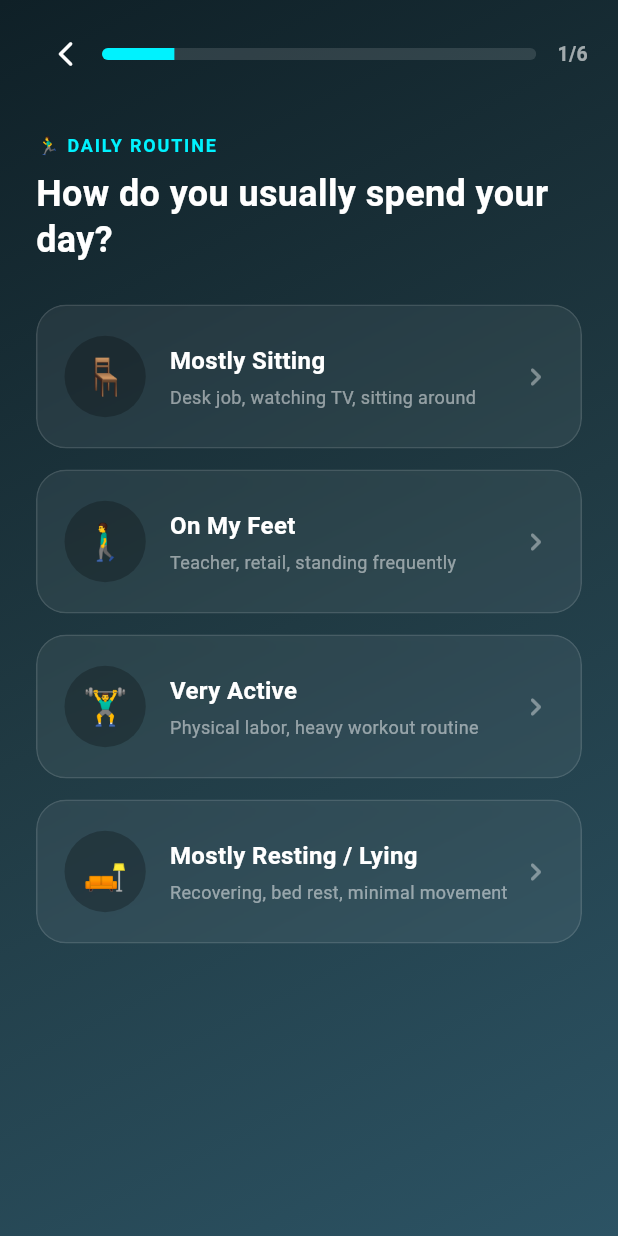
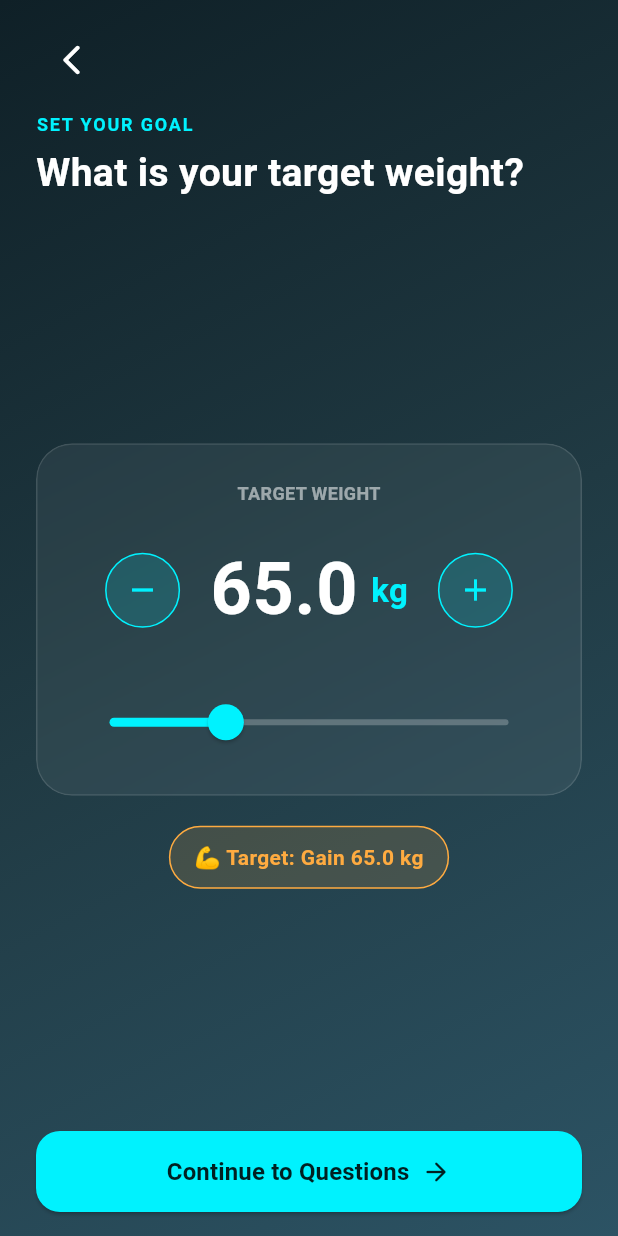
Before and after one commit to itsAlishbaa/Calories-dificit-app-flutter-, a Flutter app: the BmiGraphScreen screen opened directly with empty values, after a tap on "Finish Step 3", on a phone screen of 412 x 824 dp. Run offline on Flutter 3.47's test engine with Material 3 defaults, Android fonts, the phone set to English and light mode, and no system bars; our stand-ins replace fl_chart.

Commit message:
adding target weight screen

```diff
--- a/cal_app/lib/bmi_graph_screen.dart
+++ b/cal_app/lib/bmi_graph_screen.dart
@@ -1,6 +1,6 @@
 import 'dart:ui';
 import 'package:flutter/material.dart';
-import 'onboarding_quiz_code.dart';
+import 'target_weight_screen.dart'; // Target Weight Screen import ho gayi
 
 class BmiGraphScreen extends StatefulWidget {
   final double weightKg;
@@ -423,12 +423,15 @@ class _BmiGraphScreenState extends State<BmiGraphScreen> {
               borderRadius: BorderRadius.circular(16),
             ),
           ),
-
+          // MODIFIED NAVIGATION HERE
           onPressed: () {
             Navigator.push(
               context,
               MaterialPageRoute(
-                builder: (context) => const OnboardingQuizFlow(),
+                builder: (context) => TargetWeightScreen(
+                  currentWeightKg: widget.weightKg,
+                  heightCm: widget.heightCm,
+                ),
               ),
             );
           },
--- a/cal_app/lib/onboarding_quiz_code.dart
+++ b/cal_app/lib/onboarding_quiz_code.dart
@@ -1,5 +1,7 @@
 import 'dart:ui';
 import 'package:flutter/material.dart';
+
+import 'calorie_deficit_explanation_screen.dart';
 
 class OnboardingQuizFlow extends StatefulWidget {
   const OnboardingQuizFlow({Key? key}) : super(key: key);
@@ -28,39 +30,32 @@ class _OnboardingQuizFlowState extends State<OnboardingQuizFlow> {
     super.dispose();
   }
 
-  void _nextPage() {
-    if (_currentStep < _totalSteps - 1) {
-      _pageController.nextPage(
-        duration: const Duration(milliseconds: 400),
-        curve: Curves.easeInOut,
-      );
-    } else {
-      _showCompletionSnackbar();
-    }
-  }
-
-  void _previousPage() {
-    if (_currentStep > 0) {
-      _pageController.previousPage(
-        duration: const Duration(milliseconds: 400),
+  // --- NAVIGATION HELPERS ---
+  void _goToPage(int targetPage) {
+    if (targetPage >= 0 && targetPage < _totalSteps) {
+      setState(() {
+        _currentStep = targetPage;
+      });
+      _pageController.animateToPage(
+        targetPage,
+        duration: const Duration(milliseconds: 350),
         curve: Curves.easeInOut,
       );
     }
   }
 
-  void _showCompletionSnackbar() {
-    ScaffoldMessenger.of(context).showSnackBar(
-      const SnackBar(
-        content: Text("Quiz Completed! Welcome to your personalized plan."),
-        backgroundColor: Color(0xFF00F2FE),
-        behavior: SnackBarBehavior.floating,
-      ),
-    );
+  void _nextPage() {
+    _goToPage(_currentStep + 1);
+  }
+
+  void _previousPage() {
+    _goToPage(_currentStep - 1);
   }
 
   // --- POPUP DIALOGS ---
+  // Dialog 1: Sleep Info
   Future<void> _showSleepInfoDialog() async {
-    return showDialog(
+    await showDialog(
       context: context,
       barrierDismissible: false,
       builder: (BuildContext dialogContext) {
@@ -72,15 +67,19 @@ class _OnboardingQuizFlowState extends State<OnboardingQuizFlow> {
           buttonText: "Got it! Continue",
           onPressed: () {
             Navigator.of(dialogContext).pop();
-            _nextPage();
           },
         );
       },
     );
+
+    if (mounted) {
+      _nextPage();
+    }
   }
 
+  // Dialog 2: Calorie Deficit (NAVIGATES TO CalorieDeficitExplanationScreen)
   Future<void> _showCalorieDeficitDialog() async {
-    return showDialog(
+    await showDialog(
       context: context,
       barrierDismissible: false,
       builder: (BuildContext dialogContext) {
@@ -91,8 +90,17 @@ class _OnboardingQuizFlowState extends State<OnboardingQuizFlow> {
               "A calorie deficit is the #1 scientifically proven rule for sustainable weight loss. Consuming ~500 kcal less than your TDEE safely sheds around 0.5kg (1lb) of pure fat per week without sacrificing muscle mass!",
           buttonText: "Let's Build My Plan!",
           onPressed: () {
+            // 1. Close Dialog
             Navigator.of(dialogContext).pop();
-            _nextPage();
+
+            // 2. Safe Navigation after dialog pop
+            if (mounted) {
+              Navigator.of(context).pushReplacement(
+                MaterialPageRoute(
+                  builder: (context) => const OnboardingGraphWizard(),
+                ),
+              );
+            }
           },
         );
       },
@@ -128,7 +136,7 @@ class _OnboardingQuizFlowState extends State<OnboardingQuizFlow> {
                     });
                   },
                   children: [
-                    // Q1: Daily Activity Level
+                    // Q1: Daily Activity Level (Index 0)
                     _buildOptionQuestionScreen(
                       questionKey: "activity",
                       emojiTitle: "🏃‍♂️ Daily Routine",
@@ -163,7 +171,7 @@ class _OnboardingQuizFlowState extends State<OnboardingQuizFlow> {
                       },
                     ),
 
-                    // Q2: Sleep Hours
+                    // Q2: Sleep Hours (Index 1)
                     _buildOptionQuestionScreen(
                       questionKey: "sleep",
                       emojiTitle: "🌙 Sleep Patterns",
@@ -198,7 +206,7 @@ class _OnboardingQuizFlowState extends State<OnboardingQuizFlow> {
                       },
                     ),
 
-                    // Q3: Meals Count
+                    // Q3: Meals Count (Index 2)
                     _buildOptionQuestionScreen(
                       questionKey: "meals_frequency",
                       emojiTitle: "🍽️ Meal Frequency",
@@ -233,7 +241,7 @@ class _OnboardingQuizFlowState extends State<OnboardingQuizFlow> {
                       },
                     ),
 
-                    // Q4: Diet Style Preference
+                    // Q4: Diet Style Preference (Index 3)
                     _buildOptionQuestionScreen(
                       questionKey: "diet_type",
                       emojiTitle: "🥦 Diet Preference",
@@ -268,10 +276,10 @@ class _OnboardingQuizFlowState extends State<OnboardingQuizFlow> {
                       },
                     ),
 
-                    // Page 5: Diet Benefits Deep-Dive (Informational Screen)
+                    // Diet Benefits Deep-Dive (Index 4)
                     _buildDietBenefitsScreen(),
 
-                    // Q6: Calorie Deficit Experience
+                    // Q6: Calorie Deficit Experience (Index 5 - FINAL PAGE)
                     _buildOptionQuestionScreen(
                       questionKey: "tried_deficit",
                       emojiTitle: "⚖️ Weight Loss History",
@@ -469,7 +477,7 @@ class _OnboardingQuizFlowState extends State<OnboardingQuizFlow> {
     );
   }
 
-  // --- DIET BENEFITS SCREEN (PAGE 5) ---
+  // --- DIET BENEFITS SCREEN (INDEX 4) ---
   Widget _buildDietBenefitsScreen() {
     final List<Map<String, String>> dietBenefits = const [
       {
@@ -592,7 +600,9 @@ class _OnboardingQuizFlowState extends State<OnboardingQuizFlow> {
                   borderRadius: BorderRadius.circular(16),
                 ),
               ),
-              onPressed: _nextPage,
+              onPressed: () {
+                _goToPage(5);
+              },
               child: const Text(
                 "Understood! Continue",
                 style: TextStyle(
--- /dev/null
+++ b/cal_app/lib/target_weight_screen.dart
@@ -0,0 +1,311 @@
+import 'dart:ui';
+import 'package:flutter/material.dart';
+import 'onboarding_quiz_code.dart'; // Quiz file imported here!
+
+class TargetWeightScreen extends StatefulWidget {
+  final double currentWeightKg;
+  final double heightCm;
+
+  const TargetWeightScreen({
+    Key? key,
+    this.currentWeightKg = 78.0,
+    this.heightCm = 175.0,
+  }) : super(key: key);
+
+  @override
+  State<TargetWeightScreen> createState() => _TargetWeightScreenState();
+}
+
+class _TargetWeightScreenState extends State<TargetWeightScreen> {
+  late double _targetWeight;
+  late TextEditingController _textController;
+
+  @override
+  void initState() {
+    super.initState();
+    _targetWeight = widget.currentWeightKg > 40
+        ? widget.currentWeightKg - 5
+        : 65.0;
+    _textController = TextEditingController(
+      text: _targetWeight.toStringAsFixed(1),
+    );
+  }
+
+  @override
+  void dispose() {
+    _textController.dispose();
+    super.dispose();
+  }
+
+  void _updateTargetWeight(double newValue) {
+    double clamped = newValue.clamp(30.0, 200.0);
+    setState(() {
+      _targetWeight = double.parse(clamped.toStringAsFixed(1));
+      _textController.text = _targetWeight.toStringAsFixed(1);
+    });
+  }
+
+  // MODIFIED ACTION: Navigates to Quiz Screen now
+  void _onNextPressed() {
+    Navigator.of(
+      context,
+    ).push(MaterialPageRoute(builder: (context) => const OnboardingQuizFlow()));
+  }
+
+  @override
+  Widget build(BuildContext context) {
+    double weightDifference = widget.currentWeightKg - _targetWeight;
+    bool isWeightLoss = weightDifference >= 0;
+
+    return Scaffold(
+      body: Container(
+        width: double.infinity,
+        height: double.infinity,
+        decoration: const BoxDecoration(
+          gradient: LinearGradient(
+            begin: Alignment.topLeft,
+            end: Alignment.bottomRight,
+            colors: [Color(0xFF0F2027), Color(0xFF203A43), Color(0xFF2C5364)],
+          ),
+        ),
+        child: SafeArea(
+          child: Padding(
+            padding: const EdgeInsets.symmetric(
+              horizontal: 24.0,
+              vertical: 16.0,
+            ),
+            child: Column(
+              crossAxisAlignment: CrossAxisAlignment.start,
+              children: [
+                IconButton(
+                  icon: const Icon(
+                    Icons.arrow_back_ios_rounded,
+                    color: Colors.white,
+                  ),
+                  onPressed: () => Navigator.of(context).pop(),
+                ),
+                const SizedBox(height: 10),
+
+                const Text(
+                  "SET YOUR GOAL",
+                  style: TextStyle(
+                    fontSize: 12,
+                    fontWeight: FontWeight.bold,
+                    color: Color(0xFF00F2FE),
+                    letterSpacing: 1.2,
+                  ),
+                ),
+                const SizedBox(height: 6),
+                const Text(
+                  "What is your target weight?",
+                  style: TextStyle(
+                    fontSize: 26,
+                    fontWeight: FontWeight.bold,
+                    color: Colors.white,
+                  ),
+                ),
+
+                const Spacer(),
+
+                ClipRRect(
+                  borderRadius: BorderRadius.circular(24),
+                  child: BackdropFilter(
+                    filter: ImageFilter.blur(sigmaX: 10, sigmaY: 10),
+                    child: Container(
+                      padding: const EdgeInsets.all(24),
+                      decoration: BoxDecoration(
+                        color: Colors.white.withOpacity(0.06),
+                        borderRadius: BorderRadius.circular(24),
+                        border: Border.all(
+                          color: Colors.white.withOpacity(0.12),
+                        ),
+                      ),
+                      child: Column(
+                        children: [
+                          const Text(
+                            "TARGET WEIGHT",
+                            style: TextStyle(
+                              color: Colors.white54,
+                              fontSize: 12,
+                              fontWeight: FontWeight.w600,
+                            ),
+                          ),
+                          const SizedBox(height: 16),
+
+                          Row(
+                            mainAxisAlignment: MainAxisAlignment.center,
+                            children: [
+                              _buildCircularButton(
+                                icon: Icons.remove,
+                                onTap: () =>
+                                    _updateTargetWeight(_targetWeight - 0.5),
+                              ),
+                              const SizedBox(width: 20),
+
+                              IntrinsicWidth(
+                                child: TextFormField(
+                                  controller: _textController,
+                                  keyboardType:
+                                      const TextInputType.numberWithOptions(
+                                        decimal: true,
+                                      ),
+                                  textAlign: TextAlign.center,
+                                  style: const TextStyle(
+                                    fontSize: 48,
+                                    fontWeight: FontWeight.bold,
+                                    color: Colors.white,
+                                  ),
+                                  decoration: const InputDecoration(
+                                    border: InputBorder.none,
+                                    isDense: true,
+                                  ),
+                                  onChanged: (val) {
+                                    double? parsed = double.tryParse(val);
+                                    if (parsed != null) {
+                                      setState(() {
+                                        _targetWeight = parsed;
+                                      });
+                                    }
+                                  },
+                                ),
+                              ),
+                              const Text(
+                                " kg",
+                                style: TextStyle(
+                                  fontSize: 22,
+                                  fontWeight: FontWeight.bold,
+                                  color: Color(0xFF00F2FE),
+                                ),
+                              ),
+                              const SizedBox(width: 20),
+
+                              _buildCircularButton(
+                                icon: Icons.add,
+                                onTap: () =>
+                                    _updateTargetWeight(_targetWeight + 0.5),
+                              ),
+                            ],
+                          ),
+                          const SizedBox(height: 24),
+
+                          SliderTheme(
+                            data: SliderTheme.of(context).copyWith(
+                              activeTrackColor: const Color(0xFF00F2FE),
+                              inactiveTrackColor: Colors.white24,
+                              thumbColor: const Color(0xFF00F2FE),
+                              overlayColor: const Color(
+                                0xFF00F2FE,
+                              ).withOpacity(0.2),
+                              thumbShape: const RoundSliderThumbShape(
+                                enabledThumbRadius: 12,
+                              ),
+                            ),
+                            child: Slider(
+                              value: _targetWeight.clamp(30.0, 150.0),
+                              min: 30.0,
+                              max: 150.0,
+                              onChanged: (val) => _updateTargetWeight(val),
+                            ),
+                          ),
+                        ],
+                      ),
+                    ),
+                  ),
+                ),
+
+                const SizedBox(height: 20),
+
+                Center(
+                  child: Container(
+                    padding: const EdgeInsets.symmetric(
+                      horizontal: 16,
+                      vertical: 10,
+                    ),
+                    decoration: BoxDecoration(
+                      color: isWeightLoss
+                          ? Colors.greenAccent.withOpacity(0.15)
+                          : Colors.orangeAccent.withOpacity(0.15),
+                      borderRadius: BorderRadius.circular(30),
+                      border: Border.all(
+                        color: isWeightLoss
+                            ? Colors.greenAccent
+                            : Colors.orangeAccent,
+                      ),
+                    ),
+                    child: Text(
+                      isWeightLoss
+                          ? "🔥 Target: Lose ${weightDifference.toStringAsFixed(1)} kg"
+                          : "💪 Target: Gain ${weightDifference.abs().toStringAsFixed(1)} kg",
+                      style: TextStyle(
+                        color: isWeightLoss
+                            ? Colors.greenAccent
+                            : Colors.orangeAccent,
+                        fontWeight: FontWeight.bold,
+                        fontSize: 14,
+                      ),
+                    ),
+                  ),
+                ),
+
+                const Spacer(),
+
+                // Continue to Questions Screen Button
+                SizedBox(
+                  width: double.infinity,
+                  height: 54,
+                  child: ElevatedButton(
+                    style: ElevatedButton.styleFrom(
+                      backgroundColor: const Color(0xFF00F2FE),
+                      shape: RoundedRectangleBorder(
+                        borderRadius: BorderRadius.circular(16),
+                      ),
+                    ),
+                    onPressed: _onNextPressed,
+                    child: const Row(
+                      mainAxisAlignment: MainAxisAlignment.center,
+                      children: [
+                        Text(
+                          "Continue to Questions",
+                          style: TextStyle(
+                            color: Colors.black87,
+                            fontWeight: FontWeight.bold,
+                            fontSize: 16,
+                          ),
+                        ),
+                        SizedBox(width: 8),
+                        Icon(
+                          Icons.arrow_forward_rounded,
+                          color: Colors.black87,
+                          size: 20,
+                        ),
+                      ],
+                    ),
+                  ),
+                ),
+              ],
+            ),
+          ),
+        ),
+      ),
+    );
+  }
+
+  Widget _buildCircularButton({
+    required IconData icon,
+    required VoidCallback onTap,
+  }) {
+    return InkWell(
+      onTap: onTap,
+      borderRadius: BorderRadius.circular(30),
+      child: Container(
+        padding: const EdgeInsets.all(12),
+        decoration: BoxDecoration(
+          shape: BoxShape.circle,
+          color: const Color(0xFF00F2FE).withOpacity(0.15),
+          border: Border.all(color: const Color(0xFF00F2FE)),
+        ),
+        child: Icon(icon, color: const Color(0xFF00F2FE), size: 24),
+      ),
+    );
+  }
+}
```
